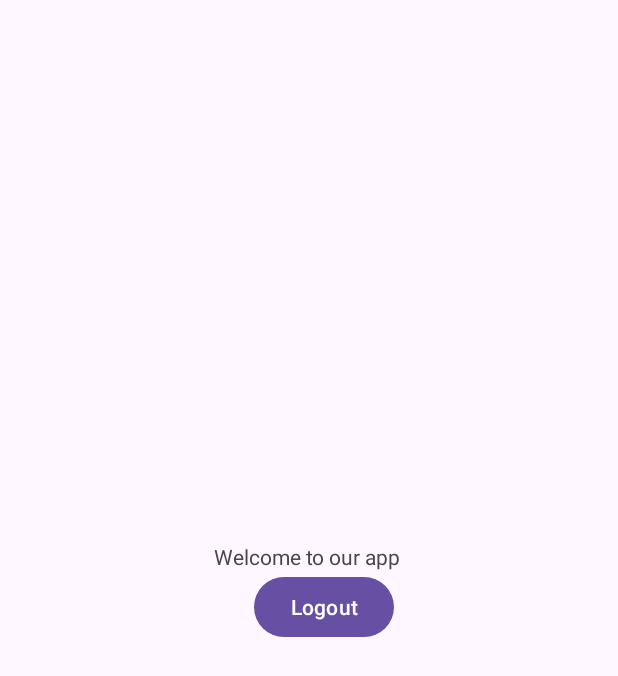
After one commit to abdelkarimain/convo-ai-chat-app, an Android app: the HomeActivity screen opened directly, with no data from a screen before it, on a phone screen of 412 x 824 dp. The commit adds this screen. Shown: the top 676 px of the screen. Run offline under Robolectric (Android 15) with nearby library versions, the phone set to English and light mode, and no system bars; our stand-ins replace Firebase (no records; nobody signed in at launch, a user with empty details on screens opened directly).

Commit message:
google auth : sign up with google and firebase registrations working

```diff
--- a/app/src/main/AndroidManifest.xml
+++ b/app/src/main/AndroidManifest.xml
@@ -1,6 +1,8 @@
 <?xml version="1.0" encoding="utf-8"?>
 <manifest xmlns:android="http://schemas.android.com/apk/res/android"
     xmlns:tools="http://schemas.android.com/tools">
+
+    <uses-permission android:name="android.permission.INTERNET" />
 
     <application
         android:allowBackup="true"
@@ -13,6 +15,9 @@
         android:theme="@style/Theme.Convoai"
         tools:targetApi="31">
         <activity
+            android:name=".HomeActivity"
+            android:exported="false" />
+        <activity
             android:name=".MainActivity"
             android:exported="true">
             <intent-filter>
--- /dev/null
+++ b/app/src/main/java/com/example/convoai/HomeActivity.java
@@ -0,0 +1,41 @@
+package com.example.convoai;
+
+import android.content.Intent;
+import android.os.Bundle;
+import android.view.View;
+import android.widget.Button;
+
+import androidx.activity.EdgeToEdge;
+import androidx.appcompat.app.AppCompatActivity;
+import androidx.core.graphics.Insets;
+import androidx.core.view.ViewCompat;
+import androidx.core.view.WindowInsetsCompat;
+
+import com.google.firebase.auth.FirebaseAuth;
+
+public class HomeActivity extends AppCompatActivity {
+
+    Button logout_btn;
+
+    @Override
+    protected void onCreate(Bundle savedInstanceState) {
+        super.onCreate(savedInstanceState);
+        EdgeToEdge.enable(this);
+        setContentView(R.layout.activity_home);
+        ViewCompat.setOnApplyWindowInsetsListener(findViewById(R.id.main), (v, insets) -> {
+            Insets systemBars = insets.getInsets(WindowInsetsCompat.Type.systemBars());
+            v.setPadding(systemBars.left, systemBars.top, systemBars.right, systemBars.bottom);
+            return insets;
+        });
+
+        logout_btn = findViewById(R.id.logout_btn);
+        logout_btn.setOnClickListener(new View.OnClickListener() {
+            @Override
+            public void onClick(View view) {
+                FirebaseAuth.getInstance().signOut();
+                startActivity(new Intent(getApplicationContext(), MainActivity.class));
+                finish();
+            }
+        });
+    }
+}
--- /dev/null
+++ b/app/src/main/res/layout/activity_home.xml
@@ -0,0 +1,36 @@
+<?xml version="1.0" encoding="utf-8"?>
+<androidx.constraintlayout.widget.ConstraintLayout xmlns:android="http://schemas.android.com/apk/res/android"
+    xmlns:app="http://schemas.android.com/apk/res-auto"
+    xmlns:tools="http://schemas.android.com/tools"
+    android:id="@+id/main"
+    android:layout_width="match_parent"
+    android:layout_height="match_parent"
+    tools:context=".HomeActivity">
+
+    <TextView
+        android:id="@+id/textView3"
+        android:layout_width="126dp"
+        android:layout_height="wrap_content"
+        android:text="Welcome to our app"
+        app:layout_constraintBottom_toBottomOf="parent"
+        app:layout_constraintEnd_toEndOf="parent"
+        app:layout_constraintHorizontal_bias="0.498"
+        app:layout_constraintStart_toStartOf="parent"
+        app:layout_constraintTop_toTopOf="parent"
+        app:layout_constraintVertical_bias="0.449" />
+
+    <Button
+        android:id="@+id/logout_btn"
+        android:layout_width="93dp"
+        android:layout_height="wrap_content"
+        android:layout_marginStart="169dp"
+        android:layout_marginEnd="149dp"
+        android:layout_marginBottom="320dp"
+        android:text="Logout"
+        app:layout_constraintBottom_toBottomOf="parent"
+        app:layout_constraintEnd_toEndOf="parent"
+        app:layout_constraintHorizontal_bias="0.0"
+        app:layout_constraintStart_toStartOf="parent"
+        app:layout_constraintTop_toBottomOf="@+id/textView3"
+        app:layout_constraintVertical_bias="0.0" />
+</androidx.constraintlayout.widget.ConstraintLayout>
--- a/app/src/main/res/layout/activity_main.xml
+++ b/app/src/main/res/layout/activity_main.xml
@@ -7,13 +7,13 @@
     android:layout_height="match_parent"
     tools:context=".MainActivity">
 
-    <TextView
+    <Button
+        android:id="@+id/google_auth_btn"
         android:layout_width="wrap_content"
         android:layout_height="wrap_content"
-        android:text="Hello World!"
+        android:text="Sign Up With Google "
         app:layout_constraintBottom_toBottomOf="parent"
         app:layout_constraintEnd_toEndOf="parent"
         app:layout_constraintStart_toStartOf="parent"
         app:layout_constraintTop_toTopOf="parent" />
-
 </androidx.constraintlayout.widget.ConstraintLayout>
--- a/app/src/main/res/values/strings.xml
+++ /dev/null
@@ -1,3 +0,0 @@
-<resources>
-    <string name="app_name">convoai</string>
-</resources>
--- a/build.gradle.kts
+++ b/build.gradle.kts
@@ -1,4 +1,5 @@
 // Top-level build file where you can add configuration options common to all sub-projects/modules.
 plugins {
     alias(libs.plugins.android.application) apply false
+    alias(libs.plugins.google.gms.google.services) apply false
 }
--- a/gradle/libs.versions.toml
+++ b/gradle/libs.versions.toml
@@ -7,6 +7,8 @@ appcompat = "1.7.0"
 material = "1.12.0"
 activity = "1.9.3"
 constraintlayout = "2.2.0"
+googleGmsGoogleServices = "4.4.2"
+firebaseAuth = "23.1.0"
 
 [libraries]
 junit = { group = "junit", name = "junit", version.ref = "junit" }
@@ -16,6 +18,8 @@ appcompat = { group = "androidx.appcompat", name = "appcompat", version.ref = "a
 material = { group = "com.google.android.material", name = "material", version.ref = "material" }
 activity = { group = "androidx.activity", name = "activity", version.ref = "activity" }
 constraintlayout = { group = "androidx.constraintlayout", name = "constraintlayout", version.ref = "constraintlayout" }
+firebase-auth = { group = "com.google.firebase", name = "firebase-auth", version.ref = "firebaseAuth" }
 
 [plugins]
 android-application = { id = "com.android.application", version.ref = "agp" }
+google-gms-google-services = { id = "com.google.gms.google-services", version.ref = "googleGmsGoogleServices" }
```
Also changed, not shown: app/build.gradle.kts (+20 -0 lines), app/src/main/java/com/example/convoai/MainActivity.java (+94 -0 lines), app/src/main/res/values/strings-example.xml (added, +8 -0 lines), 1 other file.
